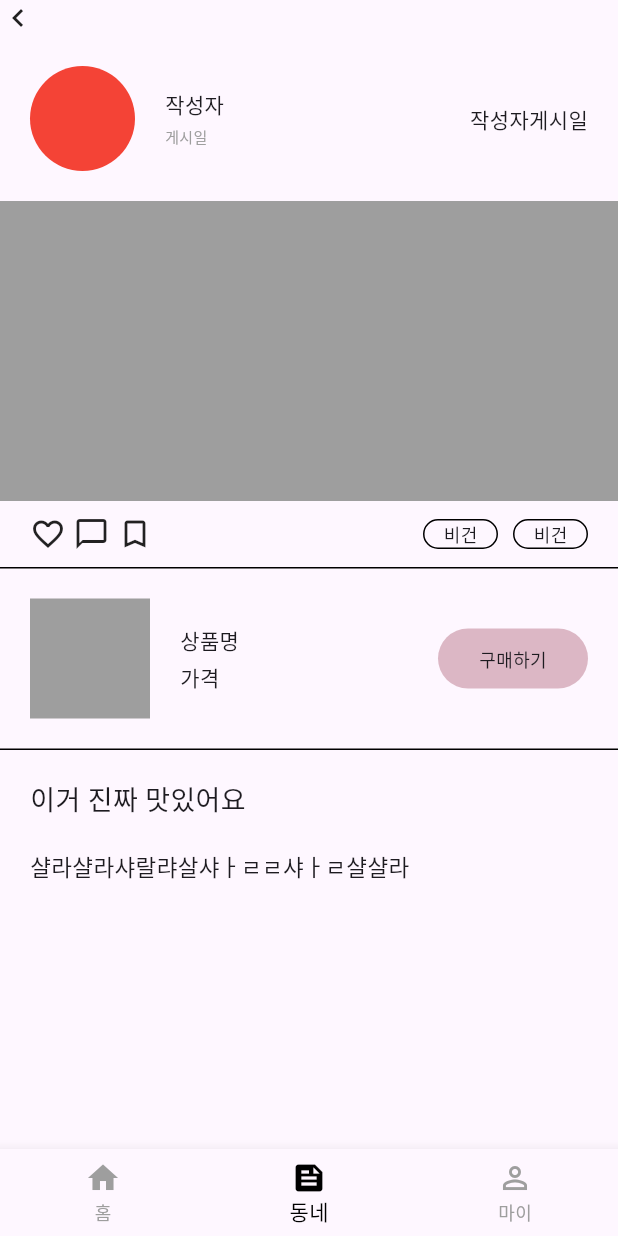
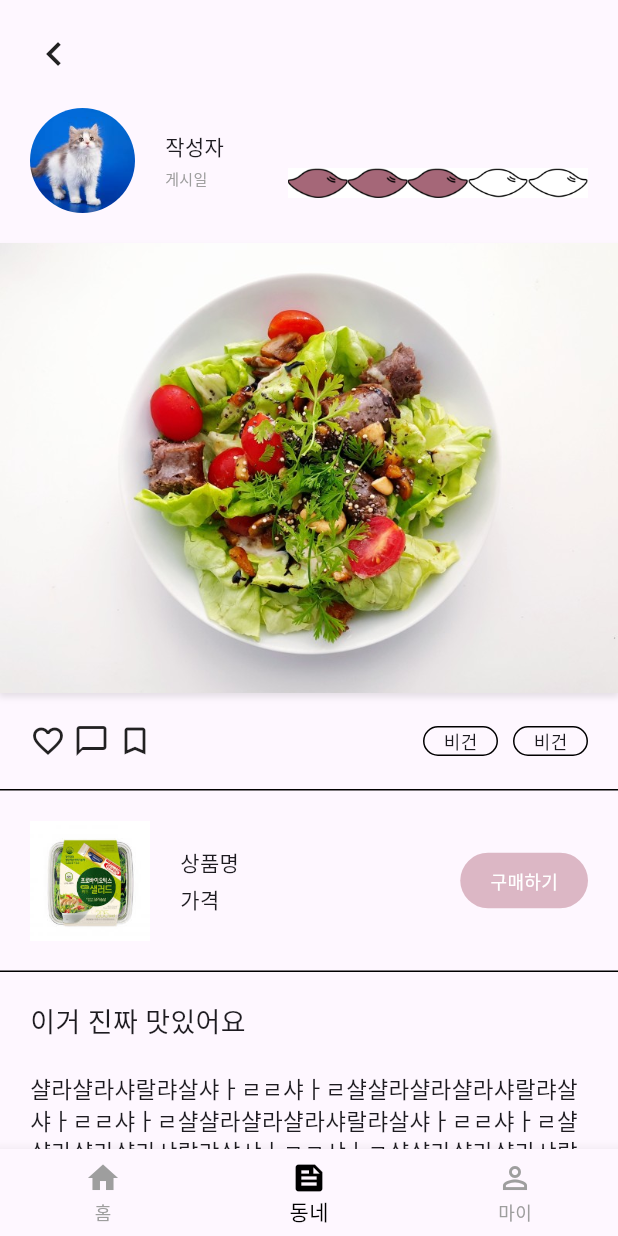
Before and after one commit to TUK-summer-session/Dasamo, a Flutter app: the screen it shows after launch, item 2 of the bottom bar chosen, on a phone screen of 412 x 824 dp. Run offline on Flutter 3.47's test engine with Material 3 defaults, Android fonts, the phone set to English and light mode, and no system bars.

Commit message:
리뷰 세부-2

```diff
--- a/dasamo/lib/src/screen/community_page.dart
+++ b/dasamo/lib/src/screen/community_page.dart
@@ -1,22 +1,45 @@
 // 홈 페이지 위젯
+import 'package:dasamo/src/widgets/list/image_list_widget.dart';
 import 'package:flutter/material.dart';
 
 // 리뷰 세부페이지
-class CommunityPage extends StatelessWidget {
+class CommunityPage extends StatefulWidget {
   const CommunityPage({super.key});
 
   @override
+  State<CommunityPage> createState() => _CommunityPageState();
+}
+
+class _CommunityPageState extends State<CommunityPage> {
+  // 아이콘 hover
+  bool _favoriteHovered = false;
+  bool _favoriteTapped = false;
+
+  bool _commentHovered = false;
+  bool _commentTapped = false;
+
+  bool _bookmarkHovered = false;
+  bool _bookmarkTapped = false;
+
+  // 구매하기 버튼 hover
+  bool _buttonHovered = false;
+
+  @override
   Widget build(BuildContext context) {
-    return Container(
+    return SingleChildScrollView(
       child: Column(
         mainAxisAlignment: MainAxisAlignment.start, // 세로방향 왼쪽
         crossAxisAlignment: CrossAxisAlignment.start, // 가로방향 왼쪽
         children: <Widget>[
-          Icon(Icons.chevron_left),
+          Padding(
+            padding: EdgeInsets.fromLTRB(20, 20, 20, 0), // 원하는 패딩 값 설정
+            child: Icon(Icons.chevron_left, size: 32.0),
+          ),
           // 프로필
           Container(
             padding: EdgeInsets.all(20.0),
             child: Row(
+              crossAxisAlignment: CrossAxisAlignment.end,
               mainAxisAlignment:
                   MainAxisAlignment.spaceBetween, // 첫 번째와 마지막을 양쪽 끝에 정렬
               children: <Widget>[
@@ -25,8 +48,12 @@ class CommunityPage extends StatelessWidget {
                     width: 70,
                     height: 70,
                     decoration: BoxDecoration(
-                      color: Colors.red,
                       shape: BoxShape.circle,
+                      image: DecorationImage(
+                        image:
+                            AssetImage('assets/images/profile.jpg'), // 로컬 이미지
+                        fit: BoxFit.cover, // 이미지를 컨테이너 크기에 맞춤
+                      ),
                     ),
                   ),
                   Container(
@@ -48,33 +75,112 @@ class CommunityPage extends StatelessWidget {
                   ),
                 ]),
                 Container(
-                  padding: EdgeInsets.only(left: 10), // 왼쪽 여백 추가
-                  child: Row(
-                    children: [
-                      Text('작성자'),
-                      Text('게시일'),
-                    ],
-                  ),
+                  padding: EdgeInsets.fromLTRB(0, 0, 0, 10), // 왼쪽 여백 추가
+                  child: ImageListWidget(number: 3),
                 ),
               ],
             ),
           ),
           // 리뷰 이미지
-          Container(height: 200, width: double.infinity, color: Colors.grey),
+          Container(
+            height: 300,
+            width: double.infinity,
+            decoration: BoxDecoration(
+              image: DecorationImage(
+                image: AssetImage('assets/images/salad.jpg'), // 로컬 이미지
+                fit: BoxFit.cover, // 이미지를 컨테이너 크기에 맞춤
+              ),
+              boxShadow: [
+                BoxShadow(
+                  color: Colors.black.withOpacity(0.1), // 그림자 색상과 투명도
+                  spreadRadius: 0.5, // 그림자 크기
+                  blurRadius: 3, // 흐림 정도
+                  offset: Offset(0, 3), // 그림자 위치 (x, y)
+                ),
+              ],
+            ),
+          ),
 
           // 하트, 댓글 등
           Container(
-            padding: EdgeInsets.fromLTRB(20.0, 10, 20, 10),
+            padding: EdgeInsets.fromLTRB(20.0, 20, 20, 20),
             child: Row(
               mainAxisAlignment:
                   MainAxisAlignment.spaceBetween, // 첫 번째와 마지막을 양쪽 끝에 정렬
               children: <Widget>[
                 Row(children: <Widget>[
-                  Icon(Icons.favorite_border),
+                  InkWell(
+                    onHover: (hovered) {
+                      setState(() {
+                        _favoriteHovered = hovered; // 마우스 호버 상태 업데이트
+                      });
+                    },
+                    onTap: () {
+                      setState(() {
+                        _favoriteTapped = !_favoriteTapped; // 아이콘의 탭 상태 토글
+                      });
+                      print('Bookmark 아이콘을 탭했습니다.');
+                    },
+                    child: _favoriteTapped
+                        ? Icon(
+                            Icons.favorite,
+                            color: Colors.red, // 클릭된 경우 색상
+                          )
+                        : Icon(
+                            _favoriteHovered
+                                ? Icons.favorite
+                                : Icons.favorite_border,
+                            color: _favoriteHovered ? Colors.red : null,
+                          ),
+                  ),
                   SizedBox(width: 5),
-                  Icon(Icons.chat_bubble_outline),
+                  InkWell(
+                    onHover: (hovered) {
+                      setState(() {
+                        _commentHovered = hovered;
+                      });
+                    },
+                    onTap: () {
+                      // 아이콘을 탭했을 때 실행할 동작
+                      print('Comment 아이콘을 탭했습니다.');
+                    },
+                    child: Icon(
+                      _commentHovered
+                          ? Icons.chat_bubble
+                          : Icons.chat_bubble_outline,
+                      color: _commentHovered
+                          ? Color.fromRGBO(175, 99, 120, 1.0)
+                          : null,
+                    ),
+                  ),
                   SizedBox(width: 5),
-                  Icon(Icons.bookmark_border)
+                  InkWell(
+                    onHover: (hovered) {
+                      setState(() {
+                        _bookmarkHovered = hovered; // 마우스 호버 상태 업데이트
+                      });
+                    },
+                    onTap: () {
+                      setState(() {
+                        _bookmarkTapped = !_bookmarkTapped; // 아이콘의 탭 상태 토글
+                      });
+                      print('Bookmark 아이콘을 탭했습니다.');
+                    },
+                    child: _bookmarkTapped
+                        ? Icon(
+                            Icons.bookmark,
+                            color:
+                                Color.fromRGBO(255, 193, 100, 1.0), // 클릭된 경우 색상
+                          )
+                        : Icon(
+                            _bookmarkHovered
+                                ? Icons.bookmark
+                                : Icons.bookmark_border,
+                            color: _bookmarkHovered
+                                ? Color.fromRGBO(255, 193, 100, 1.0)
+                                : null,
+                          ),
+                  ),
                 ]),
                 Container(
                   padding: EdgeInsets.only(left: 10), // 왼쪽 여백 추가
@@ -153,7 +259,11 @@ class CommunityPage extends StatelessWidget {
                     width: 80,
                     height: 80,
                     decoration: BoxDecoration(
-                      color: Colors.grey,
+                      image: DecorationImage(
+                        image:
+                            AssetImage('assets/images/product.jpg'), // 로컬 이미지
+                        fit: BoxFit.cover, // 이미지를 컨테이너 크기에 맞춤
+                      ),
                     ),
                   ),
                   Container(
@@ -174,19 +284,33 @@ class CommunityPage extends StatelessWidget {
                   padding: EdgeInsets.only(left: 10), // 왼쪽 여백 추가
                   child: Row(
                     children: [
-                      Container(
-                        margin: EdgeInsets.fromLTRB(10.0, 0, 0, 0),
-                        height: 40,
-                        width: 100,
-                        decoration: BoxDecoration(
-                          color: Color.fromRGBO(175, 99, 120, 0.43),
-                          borderRadius: BorderRadius.circular(30),
-                        ),
-                        child: Center(
+                      // 버튼
+                      InkWell(
+                        onHover: (hovered) {
+                          setState(() {
+                            _buttonHovered = hovered; // 마우스 호버 상태 업데이트
+                          });
+                        },
+                        onTap: () {
+                          // 버튼을 탭했을 때 실행할 동작
+                          print('구매하기 버튼을 탭했습니다.');
+                        },
+                        child: AnimatedContainer(
+                          duration:
+                              Duration(milliseconds: 100), // 애니메이션 지속 시간 설정
+                          decoration: BoxDecoration(
+                            color: _buttonHovered
+                                ? Color.fromRGBO(175, 99, 120, 1.0)
+                                : Color.fromRGBO(175, 99, 120, 0.43),
+                            borderRadius: BorderRadius.circular(30),
+                          ),
+                          padding: EdgeInsets.symmetric(
+                              vertical: 10, horizontal: 20),
                           child: Text(
                             '구매하기',
                             style: TextStyle(
-                              fontSize: 12, // 텍스트 크기
+                              fontSize: 12,
+                              color: Colors.white,
                             ),
                           ),
                         ),
@@ -211,12 +335,13 @@ class CommunityPage extends StatelessWidget {
               ),
               SizedBox(height: 20),
               Text(
-                '샬라샬라샤랄랴살샤ㅏㄹㄹ샤ㅏㄹ샬샬라',
+                '샬라샬라샤랄랴살샤ㅏㄹㄹ샤ㅏㄹ샬샬라샬라샬라샤랄랴살샤ㅏㄹㄹ샤ㅏㄹ샬샬라샬라샬라샤랄랴살샤ㅏㄹㄹ샤ㅏㄹ샬샬라샬라샬라샤랄랴살샤ㅏㄹㄹ샤ㅏㄹ샬샬라샬라샬라샤랄랴살샤ㅏㄹㄹ샤ㅏㄹ샬샬라샬라샬라샤랄랴살샤ㅏㄹㄹ샤ㅏㄹ샬샬라샬라샬라샤랄랴살샤ㅏㄹㄹ샤ㅏㄹ샬샬라',
                 style: TextStyle(
                   fontSize: 15, // 글자 크기
                   // 글자 색상
                 ),
               ),
+              SizedBox(height: 10),
             ]),
           ),
         ],
--- /dev/null
+++ b/dasamo/lib/src/widgets/list/image_list_widget.dart
@@ -0,0 +1,48 @@
+import 'package:flutter/material.dart';
+
+class ImageListWidget extends StatelessWidget {
+  final int number;
+
+  const ImageListWidget({Key? key, this.number = 1})
+      : super(key: key); // number=1은 기본값
+
+  @override
+  Widget build(BuildContext context) {
+    List<Widget> images = [];
+
+    // number 변수에 따라 이미지 추가
+    for (int i = 0; i < number; i++) {
+      images.add(
+        Container(
+          width: 40,
+          height: 20,
+          decoration: BoxDecoration(
+            image: DecorationImage(
+              image: AssetImage('assets/images/sweet_potato1.jpg'),
+              fit: BoxFit.cover,
+            ),
+          ),
+        ),
+      );
+    }
+
+    for (int i = 0; i < 5 - number; i++) {
+      images.add(
+        Container(
+          width: 40,
+          height: 20,
+          decoration: BoxDecoration(
+            image: DecorationImage(
+              image: AssetImage('assets/images/sweet_potato2.jpg'),
+              fit: BoxFit.cover,
+            ),
+          ),
+        ),
+      );
+    }
+
+    return Row(
+      children: images,
+    );
+  }
+}
```
Also changed, not shown: dasamo/pubspec.yaml (+7 -7 lines), dasamo/assets/images/product.jpg (added), dasamo/assets/images/profile.jpg (added), dasamo/assets/images/salad.jpg (added), dasamo/assets/images/sweet_potato1.jpg (added), dasamo/assets/images/sweet_potato2.jpg (added).
